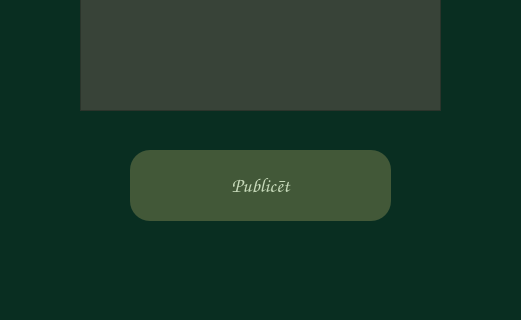
Qt form ui/news.ui (tebuu24/Senu-kolekcionars-2025) before a commit; both pictures show x 0 to 521 and y 530 to 850 of the 521 by 850 pixel window.
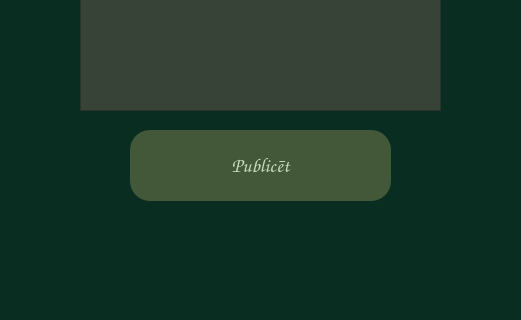
The same form after that commit.

```diff
--- a/ui/news.ui
+++ b/ui/news.ui
@@ -657,7 +657,7 @@
     <property name="geometry">
      <rect>
       <x>130</x>
-      <y>680</y>
+      <y>660</y>
       <width>261</width>
       <height>71</height>
      </rect>
```
Left out of the diff: 217 changed lines with no effect on the pictures.
